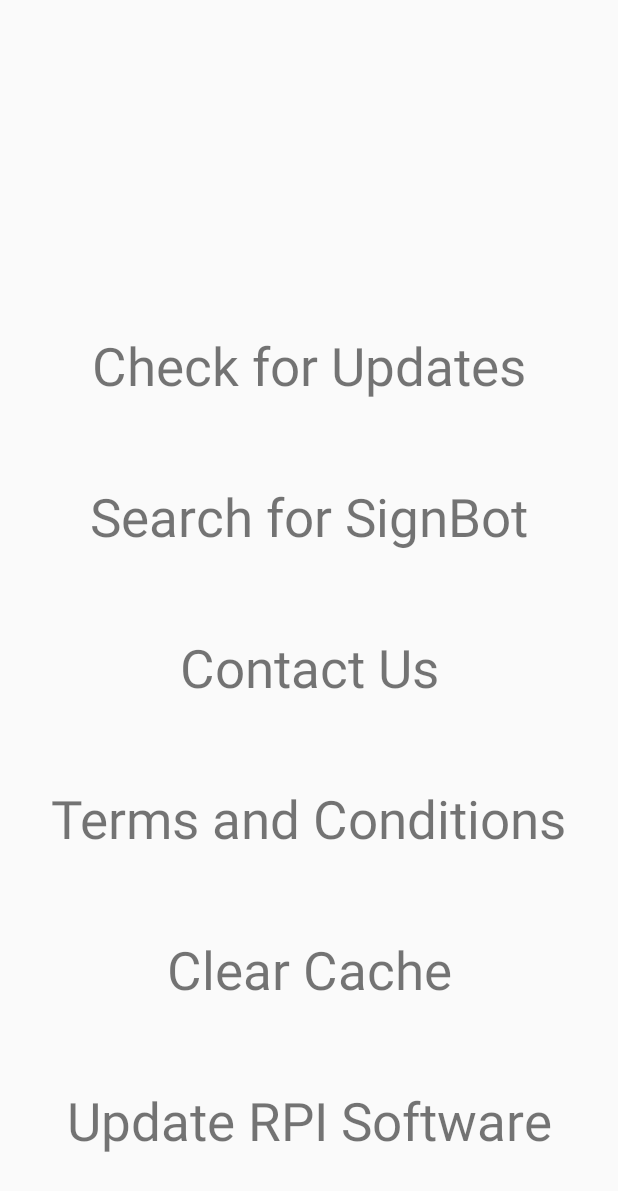
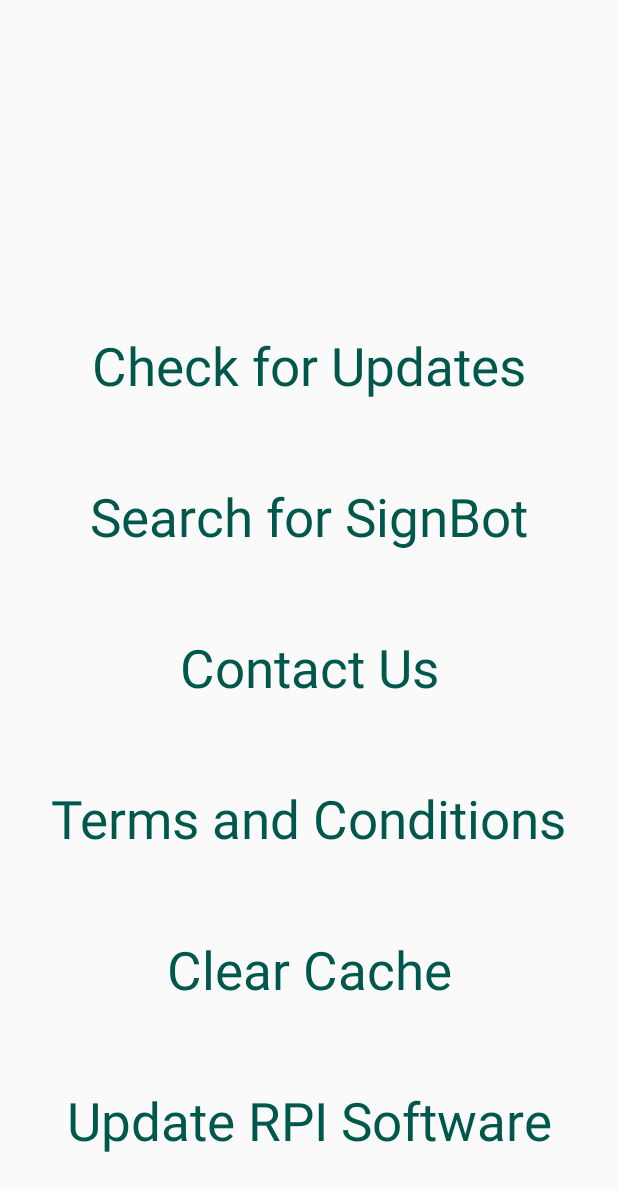
Before and after one commit to SignBits/SignCoachApp, an Android app: the layout fragment_setting.xml on its own in the app's theme, with its tools: preview values and no code run, on a phone screen of 412 x 824 dp. Shown: the top 1191 px of the screen. Run offline under Robolectric (Android 15) with nearby library versions, the phone set to English and light mode, and no system bars.

```diff
--- a/app/src/main/res/layout/fragment_setting.xml
+++ b/app/src/main/res/layout/fragment_setting.xml
@@ -10,6 +10,7 @@
         android:layout_width="wrap_content"
         android:layout_height="wrap_content"
         android:layout_marginBottom="53dp"
+        android:textColor="@color/colorPrimaryDark"
         android:text="Check for Updates"
         android:textSize="35sp"
         app:layout_constraintBottom_toTopOf="@+id/textView3"
@@ -22,6 +23,7 @@
         android:layout_height="wrap_content"
         android:layout_marginBottom="53dp"
         android:text="Search for SignBot"
+        android:textColor="@color/colorPrimaryDark"
         android:textSize="35sp"
         app:layout_constraintBottom_toTopOf="@+id/textView4"
         app:layout_constraintEnd_toEndOf="parent"
@@ -34,6 +36,7 @@
         android:layout_marginBottom="53dp"
         android:text="Contact Us"
         android:textSize="35sp"
+        android:textColor="@color/colorPrimaryDark"
         app:layout_constraintBottom_toTopOf="@+id/textView5"
         app:layout_constraintEnd_toEndOf="parent"
         app:layout_constraintStart_toStartOf="parent" />
@@ -44,6 +47,7 @@
         android:layout_height="wrap_content"
         android:layout_marginBottom="53dp"
         android:text="Terms and Conditions"
+        android:textColor="@color/colorPrimaryDark"
         android:textSize="35sp"
         app:layout_constraintBottom_toTopOf="@+id/textView6"
         app:layout_constraintEnd_toEndOf="parent"
@@ -56,6 +60,7 @@
         android:layout_marginBottom="53dp"
         android:text="Clear Cache"
         android:textSize="35sp"
+        android:textColor="@color/colorPrimaryDark"
         app:layout_constraintBottom_toTopOf="@+id/textView7"
         app:layout_constraintEnd_toEndOf="parent"
         app:layout_constraintStart_toStartOf="parent"/>
@@ -67,6 +72,7 @@
         android:layout_marginBottom="53dp"
         android:text="Update RPI Software"
         android:textSize="35sp"
+        android:textColor="@color/colorPrimaryDark"
         app:layout_constraintBottom_toBottomOf="parent"
         app:layout_constraintEnd_toEndOf="parent"
         app:layout_constraintStart_toStartOf="parent" />
```
